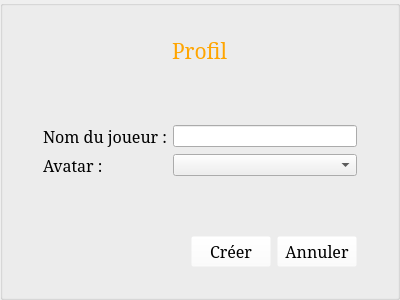
The window that StreetCar/StreetCar/ProfilMenu.ui (paboccard/Projet_Prog_Jeu) describes before a commit, drawn with Qt 5.
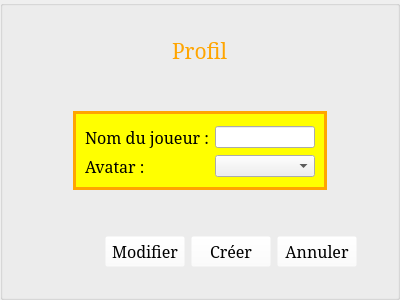
The same window after the commit. Icons and pictures are not drawn.

```diff
--- a/StreetCar/StreetCar/ProfilMenu.ui
+++ b/StreetCar/StreetCar/ProfilMenu.ui
@@ -111,11 +111,38 @@
        </spacer>
       </item>
       <item>
-       <layout class="QFormLayout" name="formLayout">
-        <property name="fieldGrowthPolicy">
-         <enum>QFormLayout::AllNonFixedFieldsGrow</enum>
+       <layout class="QHBoxLayout" name="horizontalLayout_2">
+        <property name="topMargin">
+         <number>0</number>
         </property>
-        <item row="1" column="0">
+        <item>
+         <spacer name="horizontalSpacer_4">
+          <property name="orientation">
+           <enum>Qt::Horizontal</enum>
+          </property>
+          <property name="sizeHint" stdset="0">
+           <size>
+            <width>40</width>
+            <height>20</height>
+           </size>
+          </property>
+         </spacer>
+        </item>
+        <item>
+         <widget class="QGroupBox" name="groupBoxProfile">
+          <property name="styleSheet">
+           <string notr="true">#groupBoxProfile {
+	background-color:yellow;
+	border: 3px solid orange;
+}</string>
+          </property>
+          <property name="title">
+           <string/>
+          </property>
+          <layout class="QVBoxLayout" name="verticalLayout_3">
+           <item>
+            <layout class="QFormLayout" name="formLayout_2">
+             <item row="0" column="0">
          <widget class="QLabel" name="labelName">
           <property name="font">
            <font>
@@ -128,7 +155,7 @@
           </property>
          </widget>
         </item>
-        <item row="1" column="1">
+             <item row="0" column="1">
          <widget class="QLineEdit" name="lineName">
           <property name="minimumSize">
            <size>
@@ -138,7 +165,7 @@
           </property>
          </widget>
         </item>
-        <item row="2" column="0">
+             <item row="1" column="0">
          <widget class="QLabel" name="labelAvatar">
           <property name="font">
            <font>
@@ -151,7 +178,7 @@
           </property>
          </widget>
         </item>
-        <item row="2" column="1">
+             <item row="1" column="1">
          <widget class="QComboBox" name="comboAvatar">
           <property name="minimumSize">
            <size>
@@ -163,6 +190,24 @@
         </item>
        </layout>
       </item>
+          </layout>
+         </widget>
+        </item>
+        <item>
+         <spacer name="horizontalSpacer_5">
+          <property name="orientation">
+           <enum>Qt::Horizontal</enum>
+          </property>
+          <property name="sizeHint" stdset="0">
+           <size>
+            <width>40</width>
+            <height>20</height>
+           </size>
+          </property>
+         </spacer>
+        </item>
+       </layout>
+      </item>
       <item>
        <spacer name="verticalSpacer">
         <property name="orientation">
@@ -191,6 +236,25 @@
           </property>
          </spacer>
         </item>
+        <item>
+         <widget class="QPushButton" name="buttonModify">
+          <property name="minimumSize">
+           <size>
+            <width>50</width>
+            <height>0</height>
+           </size>
+          </property>
+          <property name="font">
+           <font>
+            <family>Serif</family>
+            <pointsize>12</pointsize>
+           </font>
+          </property>
+          <property name="text">
+           <string>Modifier</string>
+          </property>
+         </widget>
+        </item>
         <item>
          <widget class="QPushButton" name="buttonCreate">
           <property name="font">
```
Left out of the diff: 11 changed lines with no effect on the pictures. Lines whose indentation alone changed are shown as unchanged.
